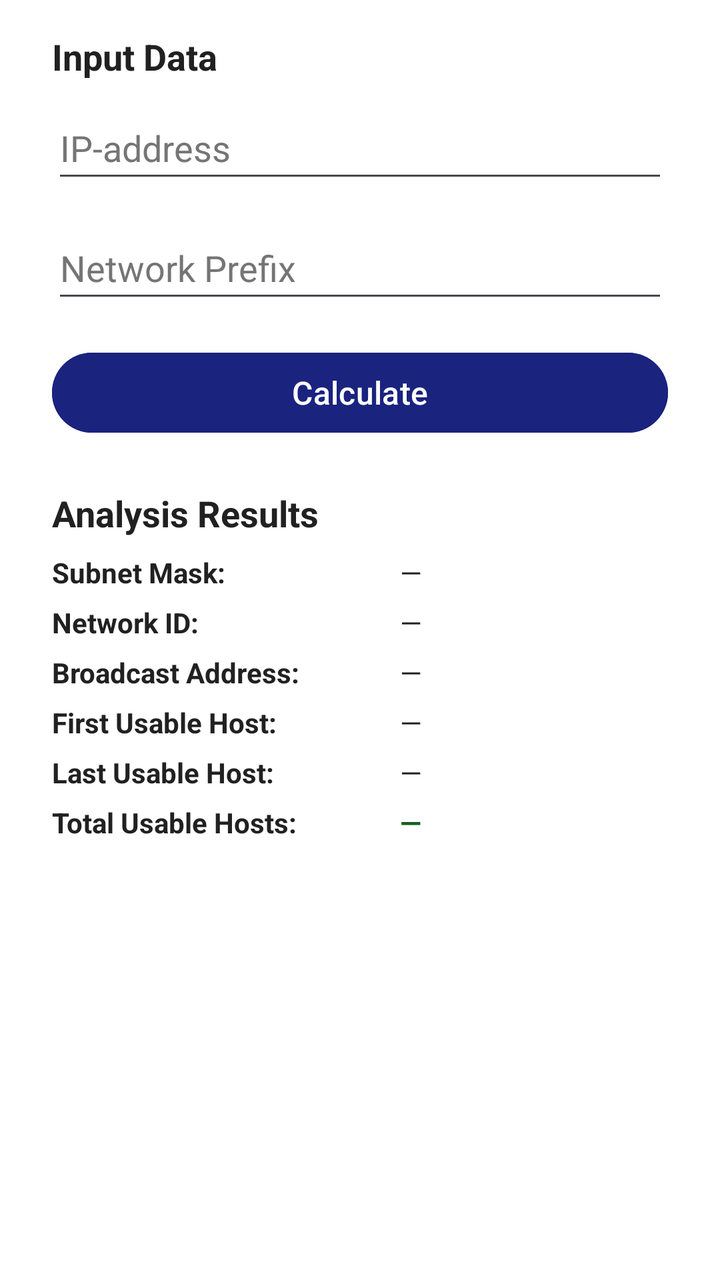
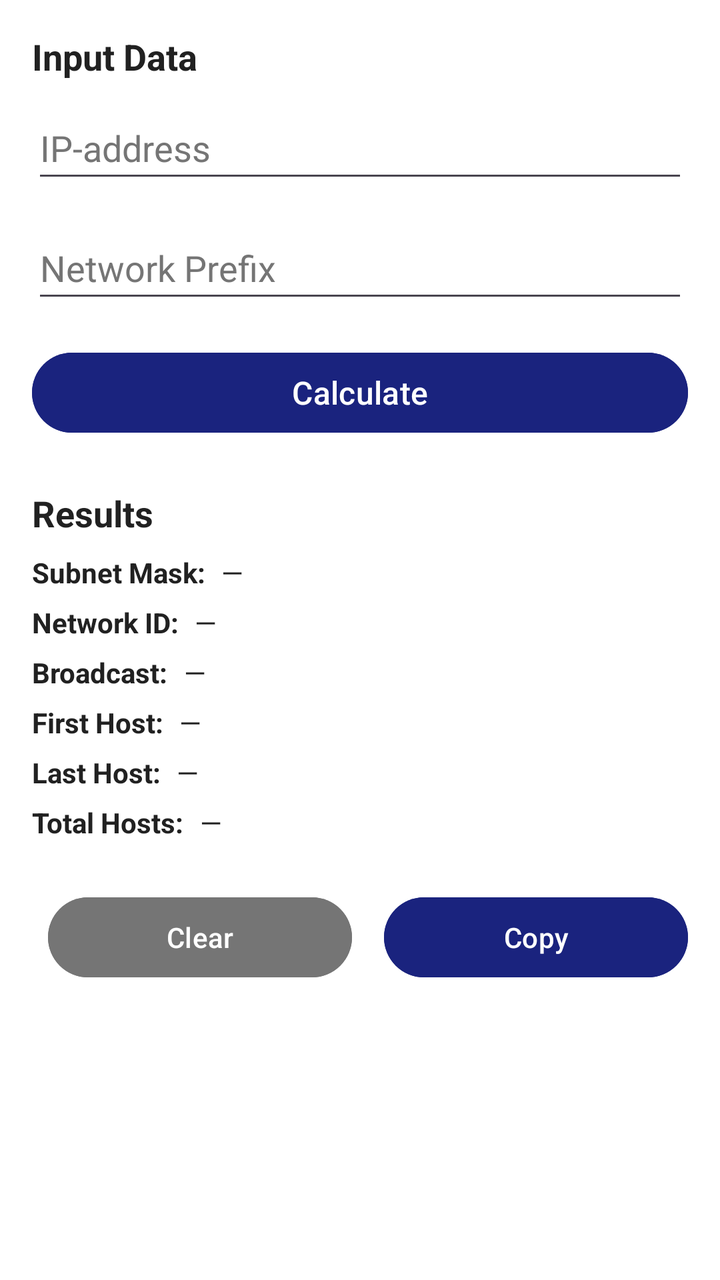

Two renders of the same Android screen: before a commit and after it. Below are the layout's source before the change and the commit's diff.
<!-- AndroidManifest.xml: application theme Theme.IPCalculator -->
<!-- res/layout/activity_main.xml -->
<?xml version="1.0" encoding="utf-8"?>
<ScrollView xmlns:android="http://schemas.android.com/apk/res/android"
    xmlns:tools="http://android.com"
    android:layout_width="match_parent"
    android:layout_height="match_parent"
    android:fillViewport="true"
    tools:context=".MainActivity">

    <LinearLayout
        android:layout_width="340dp"
        android:layout_height="wrap_content"
        android:layout_gravity="center_horizontal"
        android:orientation="vertical"
        android:padding="16dp"
        android:background="@color/white">


    <TextView
            android:layout_width="match_parent"
            android:layout_height="wrap_content"
            android:text="@string/title_input_data"
            android:textSize="18sp"
            android:textStyle="bold"
            android:textColor="@color/text_high_contrast"
            android:layout_marginBottom="8dp" />

        <EditText
            android:id="@+id/etIpAddress"
            android:layout_width="match_parent"
            android:layout_height="wrap_content"
            android:minHeight="48dp"
            android:hint="@string/hint_ip_address"
            android:inputType="phone"
            android:digits="0123456789."
            android:maxLength="15"
            android:textColor="@color/text_high_contrast"
            android:textColorHint="#757575"
            android:importantForAutofill="no"
            android:layout_marginBottom="12dp"
            tools:ignore="SpeakableTextPresent" />


        <EditText
            android:id="@+id/etPrefix"
            android:layout_width="match_parent"
            android:layout_height="wrap_content"
            android:minHeight="48dp"
            android:hint="@string/hint_network_prefix"
            android:inputType="number"
            android:maxLength="2"
            android:importantForAutofill="no"
            android:layout_marginBottom="16dp"
            android:textColor="@color/text_high_contrast"
            android:textColorHint="#757575"
            tools:ignore="SpeakableTextPresent" />

        <Button
            android:id="@+id/btnCalculate"
            android:layout_width="match_parent"
            android:layout_height="wrap_content"
            android:text="@string/btn_calculate"
            android:textSize="16sp"
            android:backgroundTint="@color/primary_dark_blue"
            android:layout_marginBottom="24dp" />

        
        <TextView
            android:layout_width="match_parent"
            android:layout_height="wrap_content"
            android:text="@string/title_analysis_results"
            android:textSize="18sp"
            android:textStyle="bold"
            android:textColor="@color/text_high_contrast"
            android:layout_marginBottom="8dp" />

        
        <LinearLayout
            android:layout_width="match_parent"
            android:layout_height="wrap_content"
            android:orientation="horizontal"
            android:layout_marginBottom="6dp">
            <TextView
                android:layout_width="0dp"
                android:layout_height="wrap_content"
                android:layout_weight="1.3"
                android:text="@string/label_subnet_mask"
                android:textStyle="bold"
                android:textColor="@color/text_high_contrast" />
            <TextView
                android:id="@+id/tvNetmask"
                android:layout_width="0dp"
                android:layout_height="wrap_content"
                android:layout_weight="1"
                android:text="@string/default_placeholder"
                android:textColor="@color/text_high_contrast" />
        </LinearLayout>

        
        <LinearLayout
            android:layout_width="match_parent"
            android:layout_height="wrap_content"
            android:orientation="horizontal"
            android:layout_marginBottom="6dp">
            <TextView
                android:layout_width="0dp"
                android:layout_height="wrap_content"
                android:layout_weight="1.3"
                android:text="@string/label_network_id"
                android:textStyle="bold"
                android:textColor="@color/text_high_contrast" />
            <TextView
                android:id="@+id/tvNetworkId"
                android:layout_width="0dp"
                android:layout_height="wrap_content"
                android:layout_weight="1"
                android:text="@string/default_placeholder"
                android:textColor="@color/text_high_contrast" />
        </LinearLayout>

        
        <LinearLayout
            android:layout_width="match_parent"
            android:layout_height="wrap_content"
            android:orientation="horizontal"
            android:layout_marginBottom="6dp">
            <TextView
                android:layout_width="0dp"
                android:layout_height="wrap_content"
                android:layout_weight="1.3"
                android:text="@string/label_broadcast_address"
                android:textStyle="bold"
                android:textColor="@color/text_high_contrast" />
            <TextView
                android:id="@+id/tvBroadcast"
                android:layout_width="0dp"
                android:layout_height="wrap_content"
                android:layout_weight="1"
                android:text="@string/default_placeholder"
                android:textColor="@color/text_high_contrast" />
        </LinearLayout>

        
        <LinearLayout
            android:layout_width="match_parent"
            android:layout_height="wrap_content"
            android:orientation="horizontal"
            android:layout_marginBottom="6dp">
            <TextView
                android:layout_width="0dp"
                android:layout_height="wrap_content"
                android:layout_weight="1.3"
                android:text="@string/label_first_usable_host"
                android:textStyle="bold"
                android:textColor="@color/text_high_contrast" />
            <TextView
                android:id="@+id/tvFirstHost"
                android:layout_width="0dp"
                android:layout_height="wrap_content"
                android:layout_weight="1"
                android:text="@string/default_placeholder"
                android:textColor="@color/text_high_contrast" />
        </LinearLayout>

        
        <LinearLayout
            android:layout_width="match_parent"
            android:layout_height="wrap_content"
            android:orientation="horizontal"
            android:layout_marginBottom="6dp">
            <TextView
                android:layout_width="0dp"
                android:layout_height="wrap_content"
                android:layout_weight="1.3"
                android:text="@string/label_last_usable_host"
                android:textStyle="bold"
                android:textColor="@color/text_high_contrast" />
            <TextView
                android:id="@+id/tvLastHost"
                android:layout_width="0dp"
                android:layout_height="wrap_content"
                android:layout_weight="1"
                android:text="@string/default_placeholder"
                android:textColor="@color/text_high_contrast" />
        </LinearLayout>

        
        <LinearLayout
            android:layout_width="match_parent"
            android:layout_height="wrap_content"
            android:orientation="horizontal"
            android:layout_marginBottom="12dp">
            <TextView
                android:layout_width="0dp"
                android:layout_height="wrap_content"
                android:layout_weight="1.3"
                android:text="@string/label_total_usable_hosts"
                android:textStyle="bold"
                android:textColor="@color/text_high_contrast" />
            <TextView
                android:id="@+id/tvUsableHosts"
                android:layout_width="0dp"
                android:layout_height="wrap_content"
                android:layout_weight="1"
                android:text="@string/default_placeholder"
                android:textColor="#1B5E20"
                android:textStyle="bold" />
        </LinearLayout>

    </LinearLayout>
</ScrollView>
<!-- resources referenced by this layout -->
<resources>
  <color name="primary_dark_blue">#1A237E</color>
  <color name="text_high_contrast">#212121</color>
  <color name="white">#FFFFFFFF</color>
  <string name="btn_calculate">Calculate</string>
  <string name="default_placeholder">—</string>
  <string name="hint_ip_address">IP-address </string>
  <string name="hint_network_prefix">Network Prefix</string>
  <string name="label_broadcast_address">Broadcast Address:</string>
  <string name="label_first_usable_host">First Usable Host:</string>
  <string name="label_last_usable_host">Last Usable Host:</string>
  <string name="label_network_id">Network ID:</string>
  <string name="label_subnet_mask">Subnet Mask:</string>
  <string name="label_total_usable_hosts">Total Usable Hosts:</string>
  <string name="title_analysis_results">Analysis Results</string>
  <string name="title_input_data">Input Data</string>
  <style name="Theme.IPCalculator" parent="Theme.Material3.DayNight.NoActionBar">
          
          <item name="colorPrimary">@color/primary_dark_blue</item>
          <item name="colorOnPrimary">@color/white</item>
          <item name="colorPrimaryContainer">@color/primary_dark_blue_variant</item>
  
          
          <item name="android:windowBackground">@color/white</item>
          <item name="android:statusBarColor">@color/primary_dark_blue</item>
      </style>
  <color name="primary_dark_blue_variant">#0D47A1</color>
</resources>

<!-- the commit's change to res/layout/activity_main.xml (unified diff, before → after) -->
@@ -7,11 +7,13 @@
     tools:context=".MainActivity">
 
     <LinearLayout
-        android:layout_width="340dp"
+        android:layout_width="match_parent"
         android:layout_height="wrap_content"
         android:layout_gravity="center_horizontal"
         android:orientation="vertical"
         android:padding="16dp"
+        android:layout_marginStart="16dp"
+        android:layout_marginEnd="16dp"
         android:background="@color/white">
 
 
@@ -38,7 +40,6 @@
             android:importantForAutofill="no"
             android:layout_marginBottom="12dp"
             tools:ignore="SpeakableTextPresent" />
-
 
         <EditText
             android:id="@+id/etPrefix"
@@ -80,12 +81,12 @@
             android:orientation="horizontal"
             android:layout_marginBottom="6dp">
             <TextView
-                android:layout_width="0dp"
-                android:layout_height="wrap_content"
-                android:layout_weight="1.3"
+                android:layout_width="wrap_content"
+                android:layout_height="wrap_content"
                 android:text="@string/label_subnet_mask"
                 android:textStyle="bold"
-                android:textColor="@color/text_high_contrast" />
+                android:textColor="@color/text_high_contrast"
+                android:layout_marginEnd="8dp" />
             <TextView
                 android:id="@+id/tvNetmask"
                 android:layout_width="0dp"
@@ -102,12 +103,12 @@
             android:orientation="horizontal"
             android:layout_marginBottom="6dp">
             <TextView
-                android:layout_width="0dp"
-                android:layout_height="wrap_content"
-                android:layout_weight="1.3"
+                android:layout_width="wrap_content"
+                android:layout_height="wrap_content"
                 android:text="@string/label_network_id"
                 android:textStyle="bold"
-                android:textColor="@color/text_high_contrast" />
+                android:textColor="@color/text_high_contrast"
+                android:layout_marginEnd="8dp" />
             <TextView
                 android:id="@+id/tvNetworkId"
                 android:layout_width="0dp"
@@ -124,12 +125,12 @@
             android:orientation="horizontal"
             android:layout_marginBottom="6dp">
             <TextView
-                android:layout_width="0dp"
-                android:layout_height="wrap_content"
-                android:layout_weight="1.3"
+                android:layout_width="wrap_content"
+                android:layout_height="wrap_content"
                 android:text="@string/label_broadcast_address"
                 android:textStyle="bold"
-                android:textColor="@color/text_high_contrast" />
+                android:textColor="@color/text_high_contrast"
+                android:layout_marginEnd="8dp" />
             <TextView
                 android:id="@+id/tvBroadcast"
                 android:layout_width="0dp"
@@ -146,12 +147,12 @@
             android:orientation="horizontal"
             android:layout_marginBottom="6dp">
             <TextView
-                android:layout_width="0dp"
-                android:layout_height="wrap_content"
-                android:layout_weight="1.3"
+                android:layout_width="wrap_content"
+                android:layout_height="wrap_content"
                 android:text="@string/label_first_usable_host"
                 android:textStyle="bold"
-                android:textColor="@color/text_high_contrast" />
+                android:textColor="@color/text_high_contrast"
+                android:layout_marginEnd="8dp" />
             <TextView
                 android:id="@+id/tvFirstHost"
                 android:layout_width="0dp"
@@ -168,12 +169,12 @@
             android:orientation="horizontal"
             android:layout_marginBottom="6dp">
             <TextView
-                android:layout_width="0dp"
-                android:layout_height="wrap_content"
-                android:layout_weight="1.3"
+                android:layout_width="wrap_content"
+                android:layout_height="wrap_content"
                 android:text="@string/label_last_usable_host"
                 android:textStyle="bold"
-                android:textColor="@color/text_high_contrast" />
+                android:textColor="@color/text_high_contrast"
+                android:layout_marginEnd="8dp" />
             <TextView
                 android:id="@+id/tvLastHost"
                 android:layout_width="0dp"
@@ -188,23 +189,63 @@
             android:layout_width="match_parent"
             android:layout_height="wrap_content"
             android:orientation="horizontal"
-            android:layout_marginBottom="12dp">
-            <TextView
-                android:layout_width="0dp"
-                android:layout_height="wrap_content"
-                android:layout_weight="1.3"
+            android:layout_marginBottom="24dp">
+            <TextView
+                android:layout_width="wrap_content"
+                android:layout_height="wrap_content"
                 android:text="@string/label_total_usable_hosts"
                 android:textStyle="bold"
-                android:textColor="@color/text_high_contrast" />
+                android:textColor="@color/text_high_contrast"
+                android:layout_marginEnd="8dp" />
             <TextView
                 android:id="@+id/tvUsableHosts"
                 android:layout_width="0dp"
                 android:layout_height="wrap_content"
                 android:layout_weight="1"
                 android:text="@string/default_placeholder"
-                android:textColor="#1B5E20"
-                android:textStyle="bold" />
-        </LinearLayout>
+                android:textColor="@color/text_high_contrast" />
+        </LinearLayout>
+
+        
+        <LinearLayout
+            android:layout_width="match_parent"
+            android:layout_height="wrap_content"
+            android:orientation="horizontal"
+            android:layout_marginBottom="16dp">
+
+            <Button
+                android:id="@+id/btnClear"
+                style="?android:attr/buttonBarButtonStyle"
+                android:layout_width="0dp"
+                android:layout_height="wrap_content"
+                android:layout_weight="1"
+                android:text="@string/btn_clear"
+                android:maxLines="1"
+                android:layout_marginEnd="8dp"
+                android:backgroundTint="#757575"
+                android:textColor="@color/white"
+                android:autoSizeTextType="uniform"
+                android:autoSizeMinTextSize="10sp"
+                android:autoSizeMaxTextSize="14sp"
+                android:autoSizeStepGranularity="1sp" />
+
+            <Button
+                android:id="@+id/btnCopy"
+                style="?android:attr/buttonBarButtonStyle"
+                android:layout_width="0dp"
+                android:layout_height="wrap_content"
+                android:layout_weight="1"
+                android:text="@string/btn_copy"
+                android:maxLines="1"
+                android:layout_marginStart="8dp"
+                android:backgroundTint="@color/primary_dark_blue"
+                android:textColor="@color/white"
+                android:autoSizeTextType="uniform"
+                android:autoSizeMinTextSize="10sp"
+                android:autoSizeMaxTextSize="14sp"
+                android:autoSizeStepGranularity="1sp" />
+        </LinearLayout>
+
 
     </LinearLayout>
 </ScrollView>
<!-- resource entries referenced after the edit -->
@@ -4,16 +4,18 @@
   <color name="text_high_contrast">#212121</color>
   <color name="white">#FFFFFFFF</color>
   <string name="btn_calculate">Calculate</string>
+  <string name="btn_clear">Clear</string>
+  <string name="btn_copy">Copy</string>
   <string name="default_placeholder">—</string>
   <string name="hint_ip_address">IP-address </string>
   <string name="hint_network_prefix">Network Prefix</string>
-  <string name="label_broadcast_address">Broadcast Address:</string>
-  <string name="label_first_usable_host">First Usable Host:</string>
-  <string name="label_last_usable_host">Last Usable Host:</string>
+  <string name="label_broadcast_address">Broadcast:</string>
+  <string name="label_first_usable_host">First Host:</string>
+  <string name="label_last_usable_host">Last Host:</string>
   <string name="label_network_id">Network ID:</string>
   <string name="label_subnet_mask">Subnet Mask:</string>
-  <string name="label_total_usable_hosts">Total Usable Hosts:</string>
-  <string name="title_analysis_results">Analysis Results</string>
+  <string name="label_total_usable_hosts">Total Hosts:</string>
+  <string name="title_analysis_results">Results</string>
   <string name="title_input_data">Input Data</string>
   <style name="Theme.IPCalculator" parent="Theme.Material3.DayNight.NoActionBar">
           
